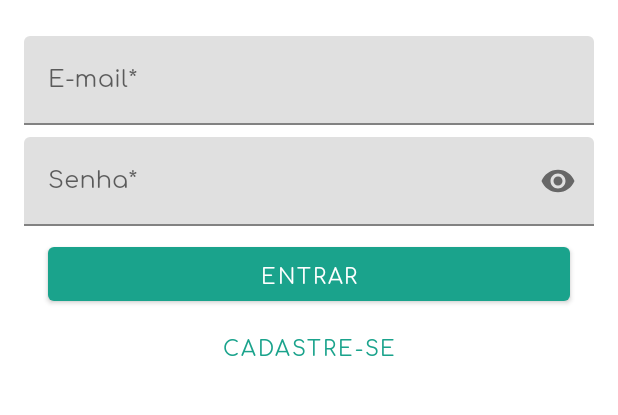
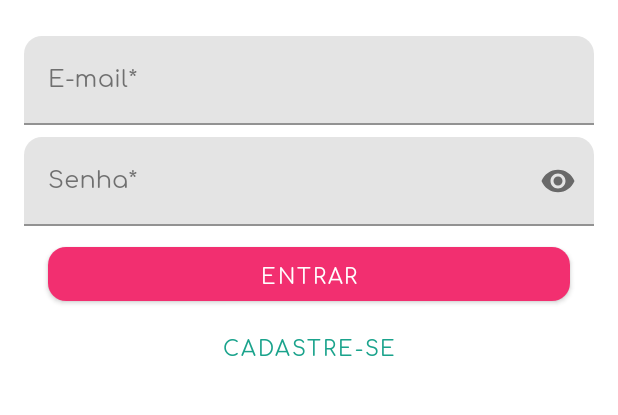
Before and after one commit to vitorruiz/uvets-android, an Android app: the screen it shows after launch (ContainerActivity), on a phone screen of 412 x 824 dp, the part 300-715 px from its top. Run offline under Robolectric (Android 15) with nearby library versions, the phone set to English and light mode, and no system bars; our stand-ins replace Room's generated code, RxJava, Timber; libraries missing offline, so code that uses them is left out: com.ncapdevi.fragnav.

Commit message:
ajustes no image picker e adição do theming

```diff
--- a/app/src/main/AndroidManifest.xml
+++ b/app/src/main/AndroidManifest.xml
@@ -3,6 +3,7 @@
     package="br.com.uvets.uvetsandroid">
 
     <uses-permission android:name="android.permission.INTERNET" />
+    <uses-permission android:name="android.permission.CAMERA" />
     <uses-permission android:name="android.permission.WRITE_EXTERNAL_STORAGE" />
     <uses-permission android:name="android.permission.READ_EXTERNAL_STORAGE" />
     <uses-permission android:name="android.permission.ACCESS_COARSE_LOCATION" />
--- a/app/src/main/java/br/com/uvets/uvetsandroid/utils/PickerUtils.kt
+++ b/app/src/main/java/br/com/uvets/uvetsandroid/utils/PickerUtils.kt
@@ -60,7 +60,8 @@ class PickerUtils {
             month = newCalendar.get(Calendar.MONTH)
             day = newCalendar.get(Calendar.DAY_OF_MONTH)
             val datePickerDialog: DatePickerDialog
-            datePickerDialog = DatePickerDialog(context, R.style.Theme_UVets_Dialog, DatePickerDialog.OnDateSetListener { view, year, monthOfYear, dayOfMonth ->
+            datePickerDialog =
+                DatePickerDialog(context, DatePickerDialog.OnDateSetListener { view, year, monthOfYear, dayOfMonth ->
                 val newDate = Calendar.getInstance()
                 newDate.set(year, monthOfYear, dayOfMonth)
                 viewToUpdate.text = dateFormatter.format(newDate.time)
--- a/app/src/main/res/values-v23/styles.xml
+++ b/app/src/main/res/values-v23/styles.xml
@@ -2,19 +2,69 @@
 <resources>
 
     <style name="Theme.UVets.NoActionBar" parent="Theme.MaterialComponents.Light.NoActionBar">
+        <!-- Global color attributes -->
+        <item name="colorPrimary">@color/primaryColor</item>
+        <item name="colorPrimaryVariant">@color/primaryDarkColor</item>
+        <item name="android:statusBarColor">@android:color/white</item>
+        <item name="android:windowLightStatusBar">true</item>
+        <item name="colorOnPrimary">#FFFFFF</item>
+        <item name="colorSecondary">@color/secondaryColor</item>
+        <item name="colorSecondaryVariant">@color/secondaryDarkColor</item>
+        <item name="colorOnSecondary">#FFFFFF</item>
+        <item name="colorError">#F44336</item>
+        <item name="colorOnError">#FFFFFF</item>
+        <item name="colorSurface">#FFFFFF</item>
+        <item name="colorOnSurface">#212121</item>
+        <item name="android:colorBackground">@android:color/white</item>
+        <item name="colorOnBackground">#212121</item>
+
+        <!-- Global type attributes -->
+        <!--<item name="textAppearanceButton">@style/AppTextAppearance.Button</item>-->
+        <item name="fontFamily">@font/comfortaa_regular</item>
         <item name="android:fontFamily">@font/comfortaa_regular</item>
 
-        <item name="android:statusBarColor">@android:color/white</item>
-        <item name="android:windowLightStatusBar">true</item>
+        <!-- Global shape attributes -->
+        <item name="shapeAppearanceSmallComponent">@style/AppShapeAppearance.SmallComponent</item>
+        <item name="shapeAppearanceMediumComponent">@style/AppShapeAppearance.MediumComponent</item>
+        <item name="shapeAppearanceLargeComponent">@style/AppShapeAppearance.LargeComponent</item>
 
-        <item name="colorPrimary">@color/primaryColor</item>
-        <item name="colorPrimaryDark">@color/primaryDarkColor</item>
-        <item name="colorSecondary">@color/colorSecondary</item>
-        <item name="colorAccent">@color/colorSecondary</item>
+        <!-- Chip widget style attribute -->
+        <!--<item name="chipStyle">@style/AppChip</item>-->
+        <!--<item name="chipStandaloneStyle">@style/AppChip.Standalone</item>-->
 
-        <item name="scrimBackground">@color/mtrl_scrim_color</item>
-        <item name="snackbarButtonStyle">?attr/borderlessButtonStyle</item>
+        <!-- Button widget style attribute -->
+        <item name="materialButtonStyle">@style/AppButton</item>
 
-        <item name="floatingActionButtonStyle">@style/Widget.UVets.FloatingActionButton</item>
+        <!-- Text Field widget style attribute -->
+        <!--<item name="textInputStyle">@style/AppTextField</item>-->
+
+        <!-- Card widget style attribute -->
+        <!--<item name="materialCardViewStyle">@style/AppCard</item>-->
+
+        <!-- Bottom Navigation widget style attribute -->
+        <item name="bottomNavigationStyle">@style/AppBottomNavigation</item>
     </style>
+
+    <style name="AppShapeAppearance.SmallComponent" parent="ShapeAppearance.MaterialComponents.SmallComponent">
+        <item name="cornerFamily">rounded</item>
+        <item name="cornerSize">12dp</item>
+    </style>
+
+    <style name="AppShapeAppearance.MediumComponent" parent="ShapeAppearance.MaterialComponents.MediumComponent">
+        <item name="cornerFamily">rounded</item>
+        <item name="cornerSize">12dp</item>
+    </style>
+
+    <style name="AppShapeAppearance.LargeComponent" parent="ShapeAppearance.MaterialComponents.LargeComponent">
+        <item name="cornerFamily">rounded</item>
+        <item name="cornerSize">12dp</item>
+    </style>
+
+    <style name="AppButton" parent="Widget.MaterialComponents.Button">
+        <item name="backgroundTint">?attr/colorSecondary</item>
+        <!--<item name="android:textColor">@color/button_text_color</item>-->
+    </style>
+
+    <style name="AppBottomNavigation" parent="Widget.MaterialComponents.BottomNavigationView.Colored" />
+
 </resources>
--- a/build.gradle
+++ b/build.gradle
@@ -5,6 +5,7 @@ buildscript {
     repositories {
         google()
         jcenter()
+        maven { url 'https://jitpack.io' }
     }
     dependencies {
         classpath 'com.android.tools.build:gradle:3.3.2'
```
Also changed, not shown: app/build.gradle (+8 -2 lines), app/src/main/java/br/com/uvets/uvetsandroid/Extensions.kt (+22 -2 lines), app/src/main/java/br/com/uvets/uvetsandroid/ui/createpet/CreatePetFragment.kt (+11 -16 lines), app/src/main/java/br/com/uvets/uvetsandroid/ui/vetlist/VetListFragment.kt (+6 -6 lines), app/src/main/res/layout/toast_icon_text.xml (+3 -4 lines).
